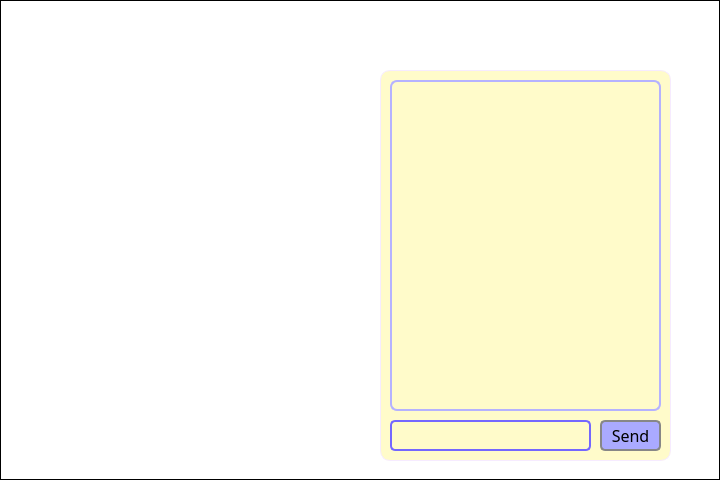
Qt form chatwindow2.ui (kongshyun/vedaClientApp1) before a commit.
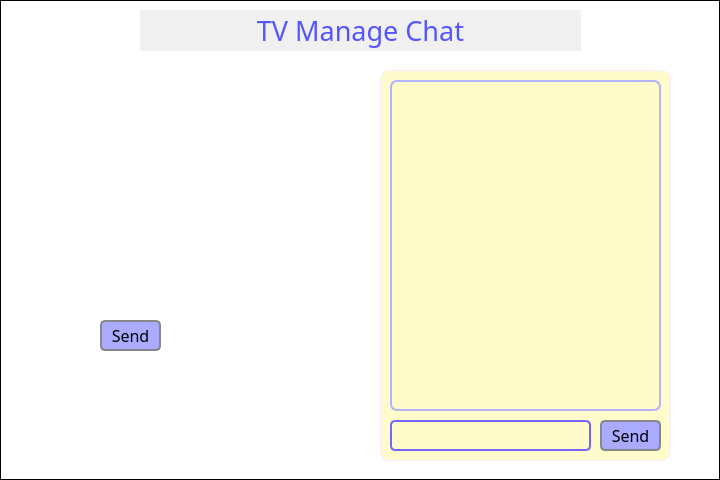
The same form after that commit. Icons and pictures are not drawn.

```diff
--- a/chatwindow2.ui
+++ b/chatwindow2.ui
@@ -113,6 +113,88 @@
     </property>
    </widget>
   </widget>
+  <widget class="QLabel" name="titleLabel">
+   <property name="geometry">
+    <rect>
+     <x>140</x>
+     <y>10</y>
+     <width>441</width>
+     <height>41</height>
+    </rect>
+   </property>
+   <property name="font">
+    <font>
+     <family>Quicksand Medium</family>
+     <pointsize>20</pointsize>
+     <italic>false</italic>
+     <bold>false</bold>
+    </font>
+   </property>
+   <property name="styleSheet">
+    <string notr="true">color: rgb(85, 85, 255);
+font: 500 20pt &quot;Quicksand Medium&quot;;
+background-color:rgb(240, 240, 240);
+border-color:transparent;</string>
+   </property>
+   <property name="text">
+    <string>TV Manage Chat</string>
+   </property>
+   <property name="alignment">
+    <set>Qt::AlignCenter</set>
+   </property>
+  </widget>
+  <widget class="QLabel" name="label">
+   <property name="geometry">
+    <rect>
+     <x>70</x>
+     <y>90</y>
+     <width>251</width>
+     <height>191</height>
+    </rect>
+   </property>
+   <property name="styleSheet">
+    <string notr="true">background-color: transparent;
+border-color:transparent;</string>
+   </property>
+   <property name="text">
+    <string>&lt;html&gt;&lt;head/&gt;&lt;body&gt;&lt;p&gt;&lt;img src=&quot;:/images/tvon.png&quot; width=&quot;200&quot; height=&quot;200&quot;/&gt;&lt;/p&gt;&lt;/body&gt;&lt;/html&gt;</string>
+   </property>
+   <property name="alignment">
+    <set>Qt::AlignCenter</set>
+   </property>
+  </widget>
+  <widget class="QPushButton" name="channelDownButton">
+   <property name="geometry">
+    <rect>
+     <x>100</x>
+     <y>320</y>
+     <width>61</width>
+     <height>31</height>
+    </rect>
+   </property>
+   <property name="font">
+    <font>
+     <family>Quicksand Medium</family>
+     <pointsize>12</pointsize>
+    </font>
+   </property>
+   <property name="styleSheet">
+    <string notr="true">QPushButton{
+	border: 2px solid rgb(135, 135, 135);
+	color: rgb(0, 0, 0);
+	background-color: rgb(170, 170, 255);
+	border-radius: 5px;
+}
+
+QPushButton:hover {
+    background-color: rgb(255, 251, 144);
+    color: rgb(195, 193, 255);
+}</string>
+   </property>
+   <property name="text">
+    <string>Send</string>
+   </property>
+  </widget>
  </widget>
  <resources/>
  <connections/>
```
